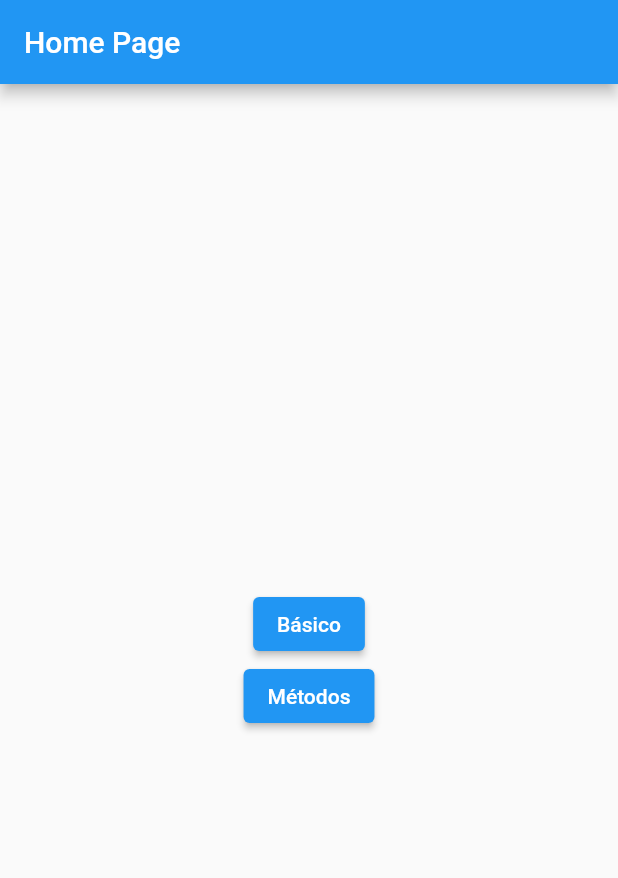
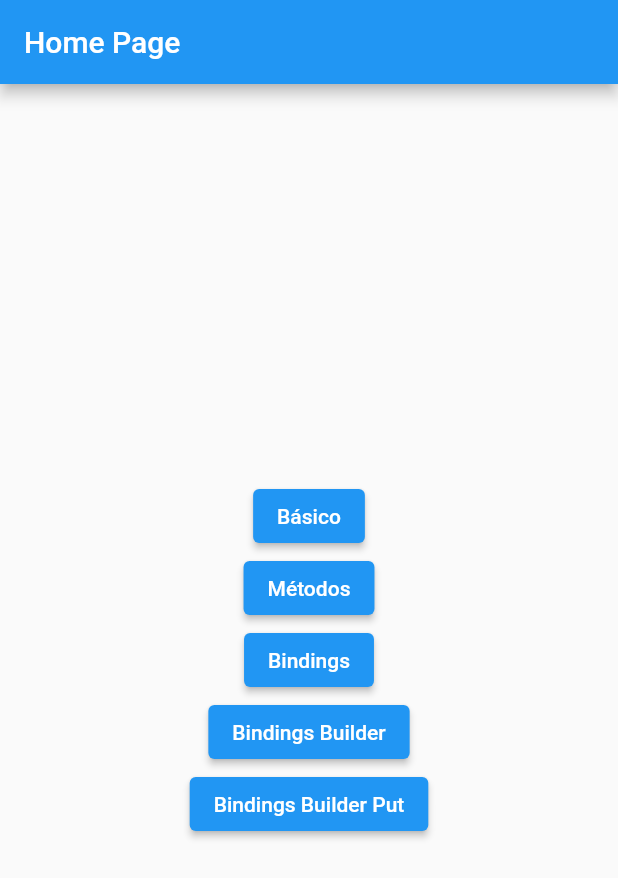
Before and after one commit to dariopmaciel/get_dependencias, a Flutter app: the screen it shows after launch, on a phone screen of 412 x 824 dp. Shown: the top 878 px of the screen. Run offline on Flutter 3.47's test engine with Material 3 defaults, Android fonts, the phone set to English and light mode, and no system bars; our stand-ins replace get, shared_preferences.

Commit message:
Bindings, BindingBuilder e  BindingBuilderPut

```diff
--- a/lib/main.dart
+++ b/lib/main.dart
@@ -2,6 +2,9 @@ import 'package:flutter/material.dart';
 import 'package:get/get.dart';
 import 'package:get_dependencias/pages/basico/basico_home_page.dart';
 import 'package:get_dependencias/pages/home_page.dart';
+import 'package:get_dependencias/pages/metodos/bindings/bindings_controller.dart';
+import 'package:get_dependencias/pages/metodos/bindings/bindings_exemplo.dart';
+import 'package:get_dependencias/pages/metodos/bindings/home_bindings.dart';
 import 'package:get_dependencias/pages/metodos/create/create_home_page.dart';
 import 'package:get_dependencias/pages/metodos/delete_update/delete_page.dart';
 import 'package:get_dependencias/pages/metodos/delete_update/update_home_page.dart';
@@ -35,10 +38,33 @@ class MyApp extends StatelessWidget {
               GetPage(name: '/put', page: () => const PutPage()),
               GetPage(name: '/lazy', page: () => LazyPutPage()),
               GetPage(name: '/putAsync', page: () => PutAsyncPage()),
-              GetPage(name: '/create', page: () =>  CreateHomePage()),
-              GetPage(name: '/update', page: () =>  UpdateHomePage()),
-              GetPage(name: '/delete', page: () =>  DeletePage()),
+              GetPage(name: '/create', page: () => CreateHomePage()),
+              GetPage(name: '/update', page: () => UpdateHomePage()),
+              GetPage(name: '/delete', page: () => DeletePage()),
             ]),
+        GetPage(
+          name: '/bindings',
+          binding: BindingsExemplo(),
+          page: () => const HomeBindings(),
+        ),
+        GetPage(
+          name: '/bindings_builder',
+          binding: BindingsBuilder(() {
+            Get.put(
+              BindingsController(
+                  nome: 'Inicializado dentro do Bindings Builder'),
+            );
+          }),
+          page: () => const HomeBindings(),
+        ),
+        GetPage(
+          name: '/bindings_builder_put',
+          binding: BindingsBuilder.put(
+            () => BindingsController(
+                nome: 'Inicializado dentro do BindingsBuilderPut'),
+          ),
+          page: () => const HomeBindings(),
+        ),
       ],
     );
   }
--- a/lib/pages/home_page.dart
+++ b/lib/pages/home_page.dart
@@ -27,8 +27,27 @@ class HomePage extends StatelessWidget {
               },
               child: const Text("Métodos"),
             ),
-
-
+            ElevatedButton(
+              onPressed: () {
+                // Get.to(() => const BasicoHomePage());
+                Navigator.of(context).pushNamed('/bindings');
+              },
+              child: const Text("Bindings"),
+            ),
+             ElevatedButton(
+              onPressed: () {
+                // Get.to(() => const BasicoHomePage());
+                Navigator.of(context).pushNamed('/bindings_builder');
+              },
+              child: const Text("Bindings Builder"),
+            ),
+             ElevatedButton(
+              onPressed: () {
+                // Get.to(() => const BasicoHomePage());
+                Navigator.of(context).pushNamed('/bindings_builder_put');
+              },
+              child: const Text("Bindings Builder Put"),
+            ),
           ],
         ),
       ),
--- /dev/null
+++ b/lib/pages/metodos/bindings/bindings_controller.dart
@@ -0,0 +1,8 @@
+// ignore_for_file: public_member_api_docs, sort_constructors_first
+
+class BindingsController {
+  String nome;
+  BindingsController({
+    required this.nome
+  });
+}
--- /dev/null
+++ b/lib/pages/metodos/bindings/bindings_exemplo.dart
@@ -0,0 +1,14 @@
+import 'package:get/get.dart';
+import 'package:get_dependencias/pages/metodos/bindings/bindings_controller.dart';
+
+class BindingsExemplo extends Bindings {
+  BindingsExemplo() {
+    print(">>>Iniciando Bindings Exemplo");
+  }
+
+  @override
+  void dependencies() {
+    print(">>>Carregando as intancias");
+    Get.put(BindingsController(nome: 'Inicializado dentro do Bindings'));
+  }
+}
```
Also changed, not shown: lib/pages/metodos/bindings/home_bindings.dart (added, +24 -0 lines).
